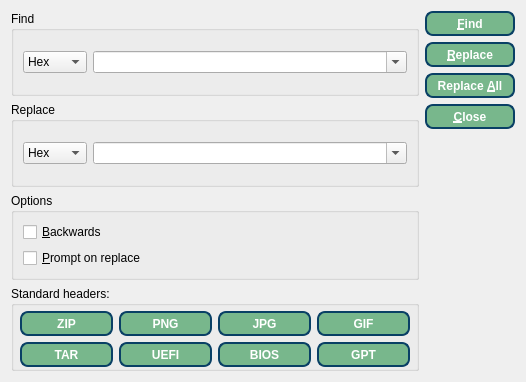
bigbigmdm/IMSProg, file IMSProg_programmer/searchdialog.ui: the form before one commit.
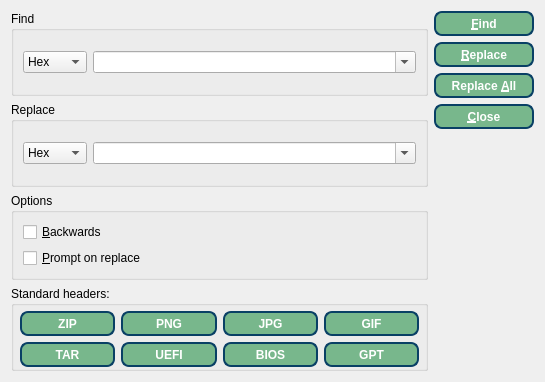
The form after the commit. Icons and pictures are not drawn.

Commit message: The buttons size has been increased

```diff
--- a/IMSProg_programmer/searchdialog.ui
+++ b/IMSProg_programmer/searchdialog.ui
@@ -6,7 +6,7 @@
    <rect>
     <x>0</x>
     <y>0</y>
-    <width>526</width>
+    <width>545</width>
     <height>382</height>
    </rect>
   </property>
@@ -368,7 +368,7 @@
       <widget class="QPushButton" name="pbFind">
        <property name="minimumSize">
         <size>
-         <width>90</width>
+         <width>100</width>
          <height>25</height>
         </size>
        </property>
@@ -396,7 +396,7 @@
       <widget class="QPushButton" name="pbReplace">
        <property name="minimumSize">
         <size>
-         <width>90</width>
+         <width>100</width>
          <height>25</height>
         </size>
        </property>
@@ -418,7 +418,7 @@
       <widget class="QPushButton" name="pbReplaceAll">
        <property name="minimumSize">
         <size>
-         <width>90</width>
+         <width>100</width>
          <height>25</height>
         </size>
        </property>
@@ -440,7 +440,7 @@
       <widget class="QPushButton" name="pbCancel">
        <property name="minimumSize">
         <size>
-         <width>90</width>
+         <width>100</width>
          <height>25</height>
         </size>
        </property>
```
